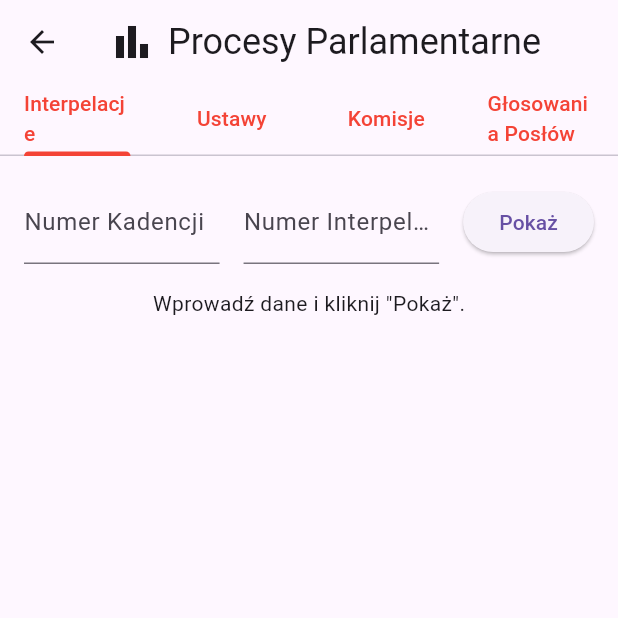
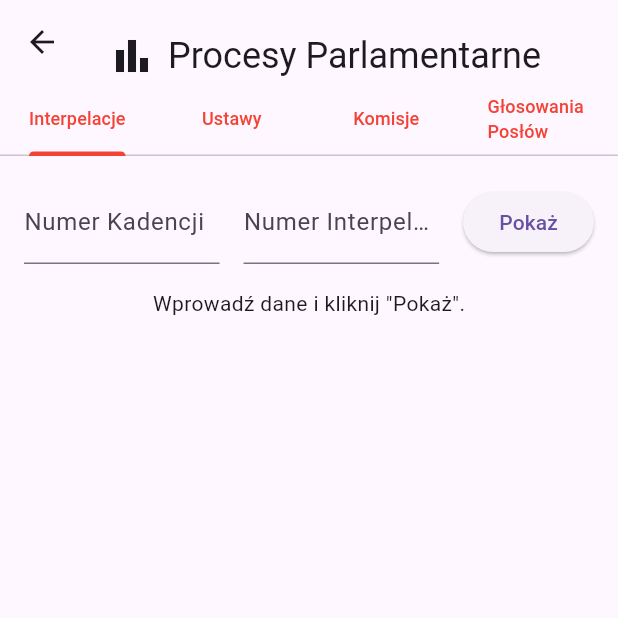
Before and after one commit to kingbrucelee/popis_mobilna_apka, a Flutter app: the View2 screen opened by its route, on a phone screen of 412 x 824 dp, the top half of it. Run offline on Flutter 3.47's test engine with Material 3 defaults, Android fonts, the phone set to English and light mode, and no system bars; our stand-ins replace fl_chart.

Commit message:
Poprawione Procesy Parlamentarne komisje

```diff
--- a/lib/views/Procesy_Parlamentarne.dart
+++ b/lib/views/Procesy_Parlamentarne.dart
@@ -304,12 +304,16 @@ class _View2State extends State<View2> with SingleTickerProviderStateMixin {
   Widget build(BuildContext context) {
     return Scaffold(
       appBar: AppBar(
-        title: Row(
+        centerTitle: true,
+        title: Padding(
+          padding: const EdgeInsets.only(top: 18.0),
+          child: Row(
             children: [
               Icon(Icons.bar_chart, size: 32),
               SizedBox(width: 8),
               Text('Procesy Parlamentarne', style: TextStyle(fontSize: 24)),
             ],
+          ),
         ),
         bottom: TabBar(
           controller: _tabController,
@@ -318,25 +322,25 @@ class _View2State extends State<View2> with SingleTickerProviderStateMixin {
             Tab(
               child: Text(
                 'Interpelacje',
-                style: TextStyle(color: Colors.red),
+                style: TextStyle(color: Colors.red, fontSize: 12),
               ),
             ),
             Tab(
               child: Text(
                 'Ustawy',
-                style: TextStyle(color: Colors.red),
+                style: TextStyle(color: Colors.red, fontSize: 12),
               ),
             ),
             Tab(
               child: Text(
                 'Komisje',
-                style: TextStyle(color: Colors.red),
+                style: TextStyle(color: Colors.red, fontSize: 12),
               ),
             ),
             Tab(
               child: Text(
                 'Głosowania Posłów',
-                style: TextStyle(color: Colors.red),
+                style: TextStyle(color: Colors.red, fontSize: 12),
               ),
             ),
           ],
@@ -429,7 +433,9 @@ class _View2State extends State<View2> with SingleTickerProviderStateMixin {
   Widget _buildCommitteesTab() {
     return Padding(
       padding: const EdgeInsets.all(16.0),
+      child: SingleChildScrollView(
         child: Column(
+          crossAxisAlignment: CrossAxisAlignment.start,
           children: [
             Row(
               children: [
@@ -453,7 +459,7 @@ class _View2State extends State<View2> with SingleTickerProviderStateMixin {
             ),
             SizedBox(height: 16),
             _isLoading
-              ? CircularProgressIndicator()
+                ? Center(child: CircularProgressIndicator())
                 : _committees.isEmpty
                     ? Text('Brak komisji do wyświetlenia.')
                     : DropdownButton<String>(
@@ -481,6 +487,7 @@ class _View2State extends State<View2> with SingleTickerProviderStateMixin {
                 : _buildCommitteeDetails(),
           ],
         ),
+      ),
     );
   }
 
@@ -507,8 +514,7 @@ class _View2State extends State<View2> with SingleTickerProviderStateMixin {
                   DataColumn(label: Text('Imię i nazwisko')),
                   DataColumn(label: Text('Stanowisko')),
                 ],
-                rows: _committeePresidium
-                    .expand((item) {
+                rows: _committeePresidium.expand((item) {
                   // Rozbijamy dane `members` i przypisujemy je do odpowiednich klubów
                   final members = item['members'] as Map<String, int>;
                   final clubs = item['clubs'] as Map<String, List<String>>;
@@ -527,8 +533,7 @@ class _View2State extends State<View2> with SingleTickerProviderStateMixin {
                       DataCell(Text(club)), // Klub
                     ]);
                   });
-                })
-                    .toList(),
+                }).toList(),
               ),
       ],
     );
@@ -615,10 +620,12 @@ class _View2State extends State<View2> with SingleTickerProviderStateMixin {
                             true, // Prevent ListView from growing indefinitely
                         //physics: NeverScrollableScrollPhysics(),
                         children: _latestLaws.map((law) {
-                          return law['type']=='Rozporządzenie' ? ListTile(
+                          return law['type'] == 'Rozporządzenie'
+                              ? ListTile(
                                   title: Text(law['title']),
                                   subtitle: Text('Typ: ${law['type']}'),
-                          ):Container();
+                                )
+                              : Container();
                         }).toList(),
                       ),
           ],
```
Lines whose indentation alone changed are shown as unchanged.
